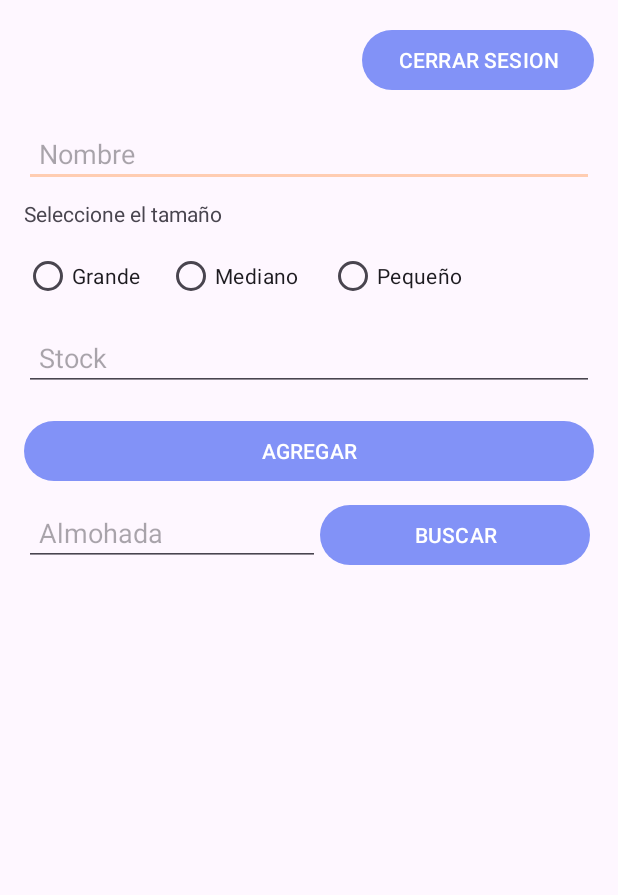
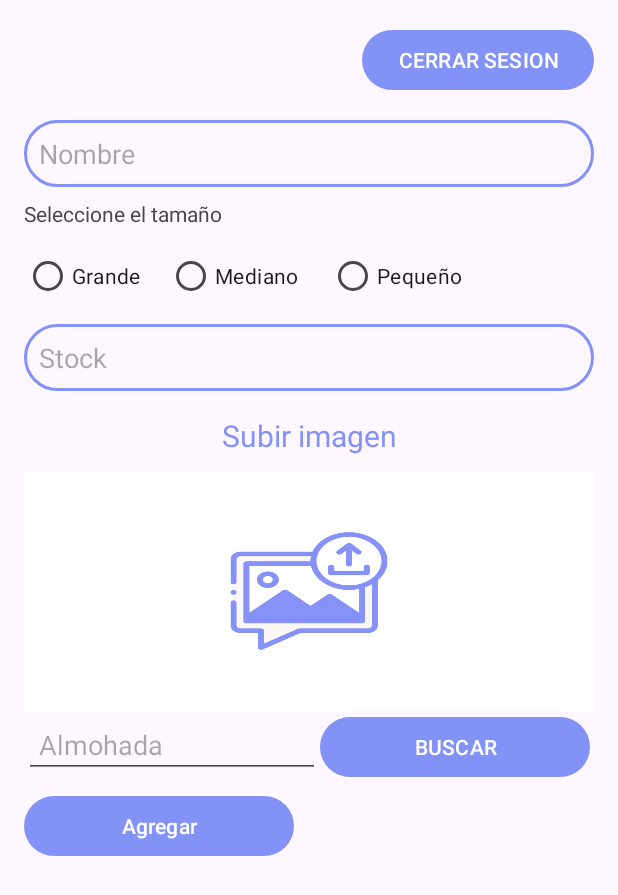
Before and after one commit to SebastianCG19/ProyectoFinalDAM, an Android app: the UserDestino screen opened directly, with no data from a screen before it, on a phone screen of 412 x 824 dp. Shown: the top 895 px of the screen. Run offline under Robolectric (Android 15) with nearby library versions, the phone set to English and light mode, and no system bars; our stand-ins replace Room's generated code.

Commit message:
Agregado de subida de imagen

```diff
--- a/app/src/main/java/com/example/proyectofinaldam/AlmohadasDatabase.kt
+++ b/app/src/main/java/com/example/proyectofinaldam/AlmohadasDatabase.kt
@@ -6,7 +6,7 @@ import androidx.room.Room
 import androidx.room.RoomDatabase
 import com.example.proyectofinaldam.model.Almohadas
 
-@Database(entities = [Almohadas::class], version = 1, exportSchema = false)
+@Database(entities = [Almohadas::class], version = 2, exportSchema = false)
 abstract class AlmohadasDatabase : RoomDatabase() { // Hereda de RoomDatabase
     abstract fun almohadasDAO(): AlmohadasDAO // Método abstracto para obtener el DAO
 
--- a/app/src/main/java/com/example/proyectofinaldam/model/Almohadas.kt
+++ b/app/src/main/java/com/example/proyectofinaldam/model/Almohadas.kt
@@ -9,7 +9,7 @@ data class Almohadas (
     var nomProducto: String,
     var stock: String,
     var tamanio: String,
-    //var imageUrl: String
+    var imageUrl: String
 
     /*
     var descripcion: String,
--- /dev/null
+++ b/app/src/main/res/drawable/borde_morado.xml
@@ -0,0 +1,11 @@
+<?xml version="1.0" encoding="utf-8"?>
+<shape xmlns:android="http://schemas.android.com/apk/res/android"
+    android:shape="rectangle">
+
+    <stroke
+        android:width="2dp"
+        android:color="#8292f7"/>
+    <corners
+        android:radius="30dp"/>
+
+</shape>
--- a/app/src/main/res/layout/activity_user_destino.xml
+++ b/app/src/main/res/layout/activity_user_destino.xml
@@ -31,12 +31,14 @@
         <!-- Nombre -->
         <EditText
             android:id="@+id/etNombre"
+            android:background="@drawable/borde_morado"
             android:layout_width="match_parent"
             android:layout_height="wrap_content"
             android:layout_marginBottom="8dp"
             android:hint="Nombre"
             android:inputType="text"
-            android:padding="10dp" />
+            android:padding="10dp"
+            android:textColor="#8292f7" />
 
         <!-- Tamaño - usando RadioButtons en un RadioGroup -->
         <TextView
@@ -74,25 +76,37 @@
         <!-- Stock -->
         <EditText
             android:id="@+id/etStock"
+            android:background="@drawable/borde_morado"
             android:layout_width="match_parent"
             android:layout_height="wrap_content"
             android:layout_marginBottom="16dp"
             android:hint="Stock"
             android:inputType="number"
-            android:padding="10dp" />
+            android:padding="10dp"
+            android:textColor="#8292f7" />
 
-        <!-- Botón AGREGAR -->
-        <Button
-            android:id="@+id/btnAgregar"
+        <!-- Subir imagen -->
+        <TextView
             android:layout_width="match_parent"
             android:layout_height="wrap_content"
-            android:layout_marginBottom="8dp"
-            android:text="AGREGAR" />
+            android:text="Subir imagen"
+            android:textSize="20dp"
+            android:textAlignment="center"
+            android:textColor="#8292f7"/>
+
+        <!-- Imagen -->
+        <ImageView
+            android:layout_width="match_parent"
+            android:layout_height="160dp"
+            android:src="@drawable/uploadimg"
+            android:id="@+id/uploadImage"
+            android:layout_marginTop="10dp"
+            android:scaleType="fitXY"/>
 
         <!-- EditText para buscar -->
         <LinearLayout
             android:layout_width="match_parent"
-            android:layout_height="match_parent"
+            android:layout_height="wrap_content"
             android:orientation="horizontal">
 
             <EditText
@@ -109,7 +123,13 @@
                 android:layout_width="180dp"
                 android:layout_height="wrap_content"
                 android:text="BUSCAR" />
+
         </LinearLayout>
+        <Button
+            android:id="@+id/btnAgregar"
+            android:layout_width="180dp"
+            android:layout_height="wrap_content"
+            android:text="Agregar" />
 
     </LinearLayout>
 
@@ -123,5 +143,4 @@
         app:layout_constraintStart_toStartOf="parent"
         app:layout_constraintEnd_toEndOf="parent"
         app:layout_constraintBottom_toBottomOf="parent" />
-
 </androidx.constraintlayout.widget.ConstraintLayout>
```
Also changed, not shown: app/src/main/java/com/example/proyectofinaldam/UserDestino.kt (+24 -2 lines), app/src/main/res/layout/progreso_layout.xml (added, +23 -0 lines), app/src/main/res/drawable/uploadimg.png (added).
